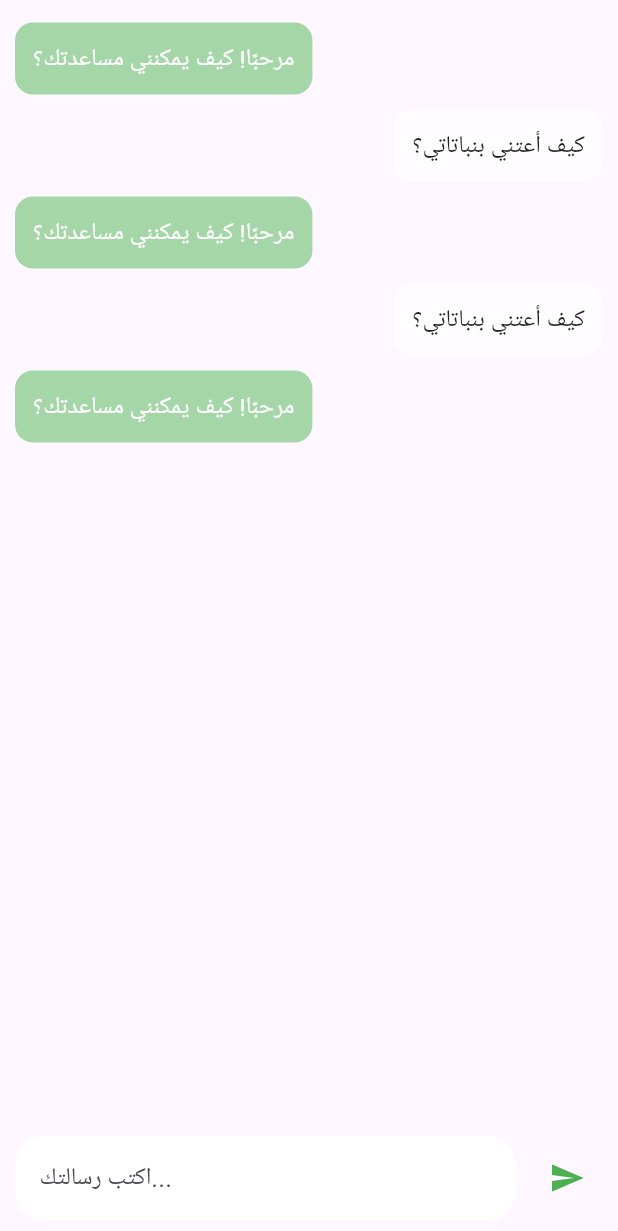
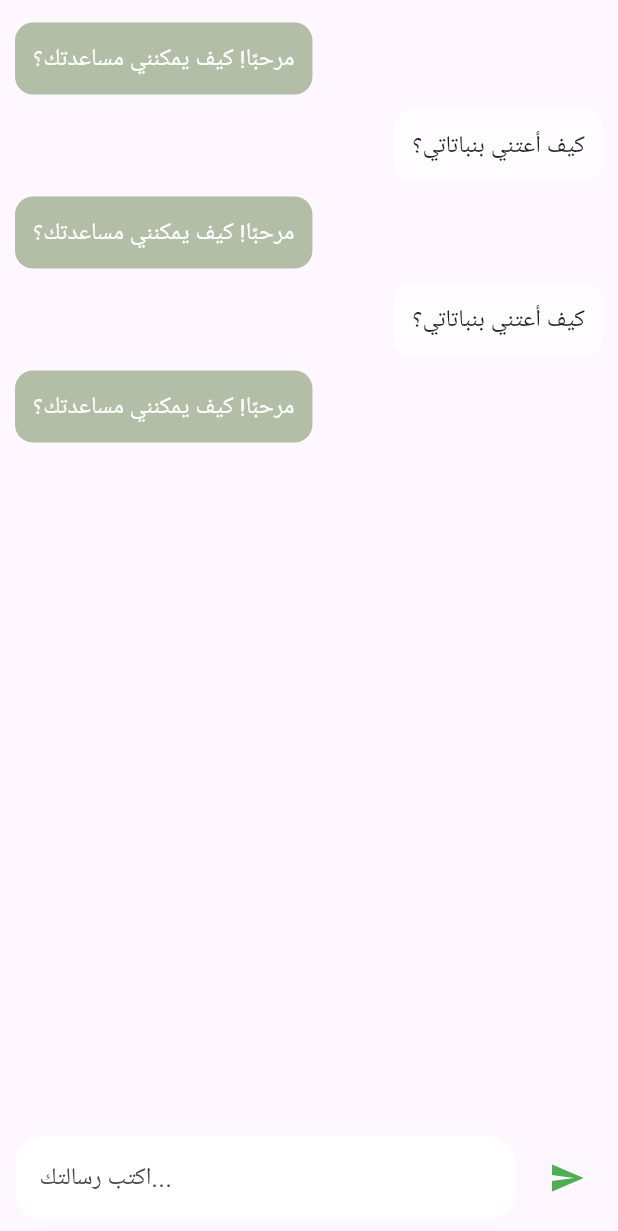
Before and after one commit to Faten-ha/bloom_a1, a Flutter app: the ChatBotScreen widget shown alone on an empty page, opened directly, on a phone screen of 412 x 824 dp. Shown: the top 1231 px of the screen. Run offline on Flutter 3.47's test engine with Material 3 defaults, Android fonts, the phone set to English and light mode, and no system bars; our stand-ins replace image_picker, speech_to_text.

Commit message:
Atheer commits:chatbot change color of message

```diff
--- a/lib/screens/chatbot_screen.dart
+++ b/lib/screens/chatbot_screen.dart
@@ -21,7 +21,7 @@ class ChatBotScreen extends StatelessWidget {
                   padding: const EdgeInsets.all(12),
                   decoration: BoxDecoration(
                     color:
-                        index % 2 == 0 ? Colors.green.shade200 : Colors.white70,
+                        index % 2 == 0 ?Color(0xFFB3BEA6) : Colors.white70,
                     borderRadius: BorderRadius.circular(12),
                   ),
                   child: Text(
```
